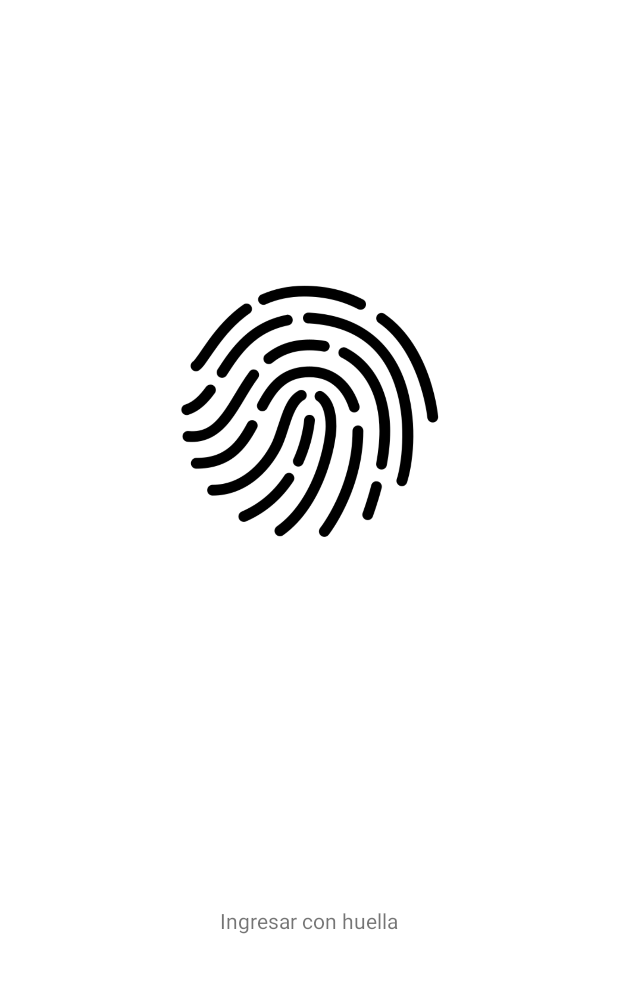
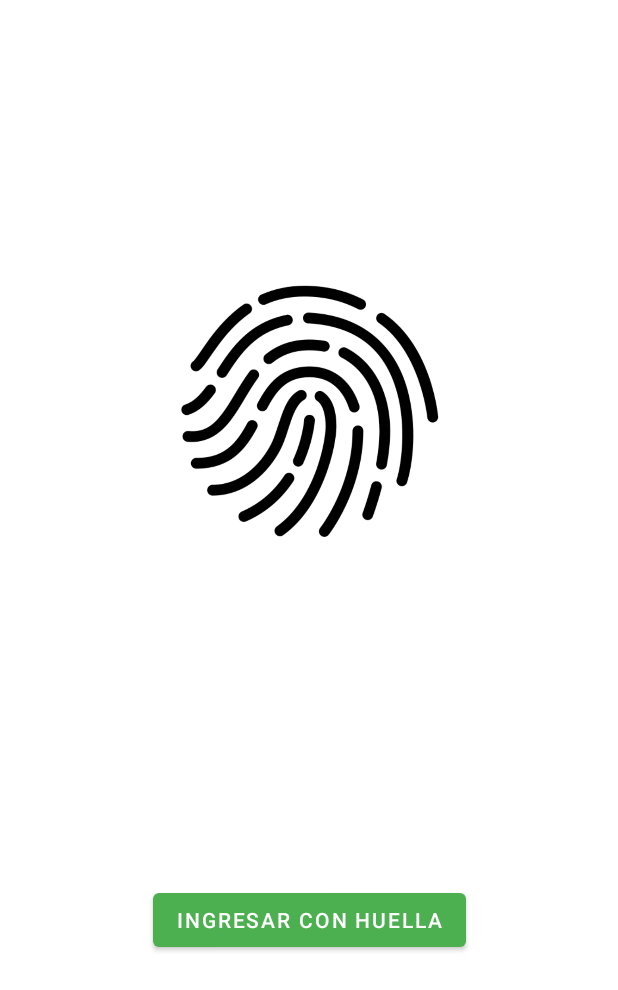
Before and after one commit to Enmeca/Lab06-Moviles, an Android app: the layout fingerprint_login.xml on its own in the app's theme, with its tools: preview values and no code run, on a phone screen of 412 x 824 dp. Shown: the top 990 px of the screen. Run offline under Robolectric (Android 15) with nearby library versions, the phone set to English and light mode, and no system bars.

Commit message:
did stuff

```diff
--- a/Lab06/app/build.gradle
+++ b/Lab06/app/build.gradle
@@ -40,6 +40,7 @@ dependencies {
     implementation 'androidx.appcompat:appcompat:1.3.0'
     implementation 'com.google.android.material:material:1.3.0'
     implementation 'com.android.support.constraint:constraint-layout:1.0.2'
+    implementation 'androidx.constraintlayout:constraintlayout:2.0.4'
     testImplementation 'junit:junit:4.+'
     implementation 'it.xabaras.android:recyclerview-swipedecorator:1.2.1'
     androidTestImplementation 'androidx.test.ext:junit:1.1.2'
--- a/Lab06/app/src/main/AndroidManifest.xml
+++ b/Lab06/app/src/main/AndroidManifest.xml
@@ -9,7 +9,7 @@
     <uses-permission android:name="android.permission.CAMERA" />
     <uses-feature android:name="android.hardware.camera"
         android:required="true" />
-    <uses-permission android:name="android.permission.USE_FINGERPRINT" />
+    <uses-permission android:name="android.permission.USE_BIOMETRIC" />
 
     <application
         android:allowBackup="true"
--- a/Lab06/app/src/main/res/layout/fingerprint_login.xml
+++ b/Lab06/app/src/main/res/layout/fingerprint_login.xml
@@ -1,5 +1,5 @@
 <?xml version="1.0" encoding="utf-8"?>
-<android.support.constraint.ConstraintLayout xmlns:android="http://schemas.android.com/apk/res/android"
+<androidx.constraintlayout.widget.ConstraintLayout xmlns:android="http://schemas.android.com/apk/res/android"
     xmlns:app="http://schemas.android.com/apk/res-auto"
     xmlns:tools="http://schemas.android.com/tools"
     android:layout_width="match_parent"
@@ -16,13 +16,15 @@
         app:layout_constraintVertical_bias="0.254"
         app:srcCompat="@drawable/fingerprint" />
 
-    <TextView
-        android:id="@+id/textView3"
+    <Button
+        android:id="@+id/loginBtn"
         android:layout_width="wrap_content"
         android:layout_height="wrap_content"
         android:text="Ingresar con huella"
+        app:backgroundTint="#4CAF50"
         app:layout_constraintBottom_toBottomOf="parent"
         app:layout_constraintEnd_toEndOf="parent"
         app:layout_constraintStart_toStartOf="parent"
         app:layout_constraintTop_toBottomOf="@+id/imageView2" />
-</android.support.constraint.ConstraintLayout>
+
+</androidx.constraintlayout.widget.ConstraintLayout>
```
Also changed, not shown: Lab06/app/src/main/java/com/cabegaira/lab06/main/LoginActivity.kt (added, +51 -0 lines).
